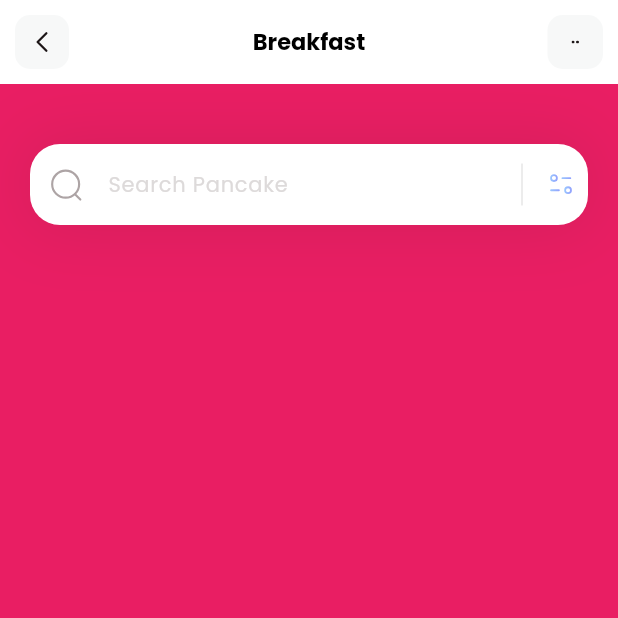
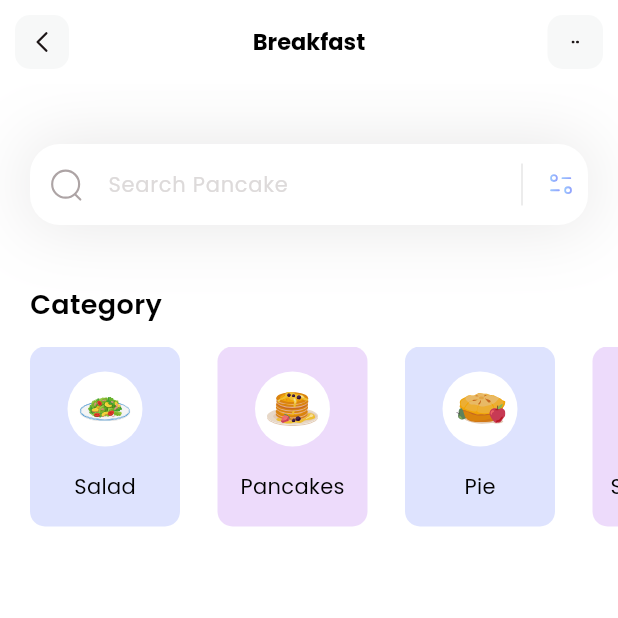
Before and after one commit to IrfanAlvi01/breakfast_flutter_app, a Flutter app: the screen it shows after launch, on a phone screen of 412 x 824 dp, the top half of it. Run offline on Flutter 3.47's test engine with Material 3 defaults, Android fonts, the light colour scheme and no system bars; our stand-ins replace flutter_svg.

Commit message:
implemented categories section below search field

```diff
--- /dev/null
+++ b/lib/models/category_model.dart
@@ -0,0 +1,49 @@
+import 'package:flutter/material.dart';
+
+class CategoryModel {
+  String name;
+  String iconPath;
+  Color boxColor;
+
+  CategoryModel({
+    required this.name,
+    required this.iconPath,
+    required this.boxColor,
+  });
+
+  static List<CategoryModel> getCategories() {
+    List<CategoryModel> categories = [];
+
+    categories.add(
+      CategoryModel(
+        name: "Salad",
+        iconPath: "assets/icons/plate.svg",
+        boxColor: Color(0xff92A3FD),
+      ),
+    );
+
+    categories.add(
+      CategoryModel(
+        name: "Pancakes",
+        iconPath: "assets/icons/pancakes.svg",
+        boxColor: Color(0xffC588F2),
+      ),
+    );
+    categories.add(
+      CategoryModel(
+        name: "Pie",
+        iconPath: "assets/icons/pie.svg",
+        boxColor: Color(0xff92A3FD),
+      ),
+    );
+    categories.add(
+      CategoryModel(
+        name: "Smoothies",
+        iconPath: "assets/icons/orange-snacks.svg",
+        boxColor: Color(0xffC588F2),
+      ),
+    );
+
+    return categories;
+  }
+}
--- a/lib/pages/home.dart
+++ b/lib/pages/home.dart
@@ -1,19 +1,108 @@
+import "package:breakfast_flutter_app/models/category_model.dart";
 import "package:flutter/material.dart";
 import "package:flutter_svg/flutter_svg.dart";
 
-class HomePage extends StatelessWidget {
-  const HomePage({super.key});
+class HomePage extends StatefulWidget {
+  HomePage({super.key});
+
+  @override
+  State<HomePage> createState() => _HomePageState();
+}
+
+class _HomePageState extends State<HomePage> {
+  List<CategoryModel> categories = [];
+
+  void _getCategories() {
+    categories = CategoryModel.getCategories();
+  }
 
   @override
   Widget build(BuildContext context) {
+    _getCategories();
     return Scaffold(
       appBar: appBar(),
-      backgroundColor: Colors.pink,
+      backgroundColor: Colors.white,
       body: Column(
+        crossAxisAlignment: CrossAxisAlignment.start,
         children: [
-          _searchField()
+          _searchField(),
+          const SizedBox(
+            height: 40,
+          ),
+          _categoriesSection()
         ],
       ),
+    );
+  }
+
+  Column _categoriesSection() {
+    return Column(
+          crossAxisAlignment: CrossAxisAlignment.start,
+          children: [
+            const Padding(
+              padding: EdgeInsets.only(left: 20),
+              child: Text(
+                "Category",
+                style: TextStyle(
+                  color: Colors.black,
+                  fontSize: 18,
+                  fontWeight: FontWeight.w600,
+                ),
+              ),
+            ),
+            SizedBox(
+              height: 15,
+            ),
+            Container(
+              height: 120,
+              child: ListView.separated(
+                itemCount: categories.length,
+                scrollDirection: Axis.horizontal,
+                padding: EdgeInsets.only(
+                  left: 20,
+                  right: 20,
+                ),
+                separatorBuilder: (context, index) => SizedBox(
+                  width: 25,
+                ),
+                itemBuilder: (context, index) {
+                  return Container(
+                    // height: 50,
+                    width: 100,
+                    decoration: BoxDecoration(
+                      color: categories[index].boxColor.withOpacity(0.3),
+                      borderRadius: BorderRadius.circular(10),
+                    ),
+                    child: Column(
+                        mainAxisAlignment: MainAxisAlignment.spaceEvenly,
+                        children: [
+                          Container(
+                            width: 50,
+                            height: 50,
+                            decoration: const BoxDecoration(
+                              color: Colors.white,
+                              shape: BoxShape.circle,
+                            ),
+                            child: Padding(
+                              padding: const EdgeInsets.all(8.0),
+                              child: SvgPicture.asset(
+                                  categories[index].iconPath),
+                            ),
+                          ),
+                          Text(
+                            categories[index].name,
+                            style: const TextStyle(
+                              fontWeight: FontWeight.w400,
+                              color: Colors.black,
+                              fontSize: 14,
+                            ),
+                          )
+                        ]),
+                  );
+                },
+              ),
+            )
+          ],
         );
   }
 
```
Lines whose indentation alone changed are shown as unchanged.
